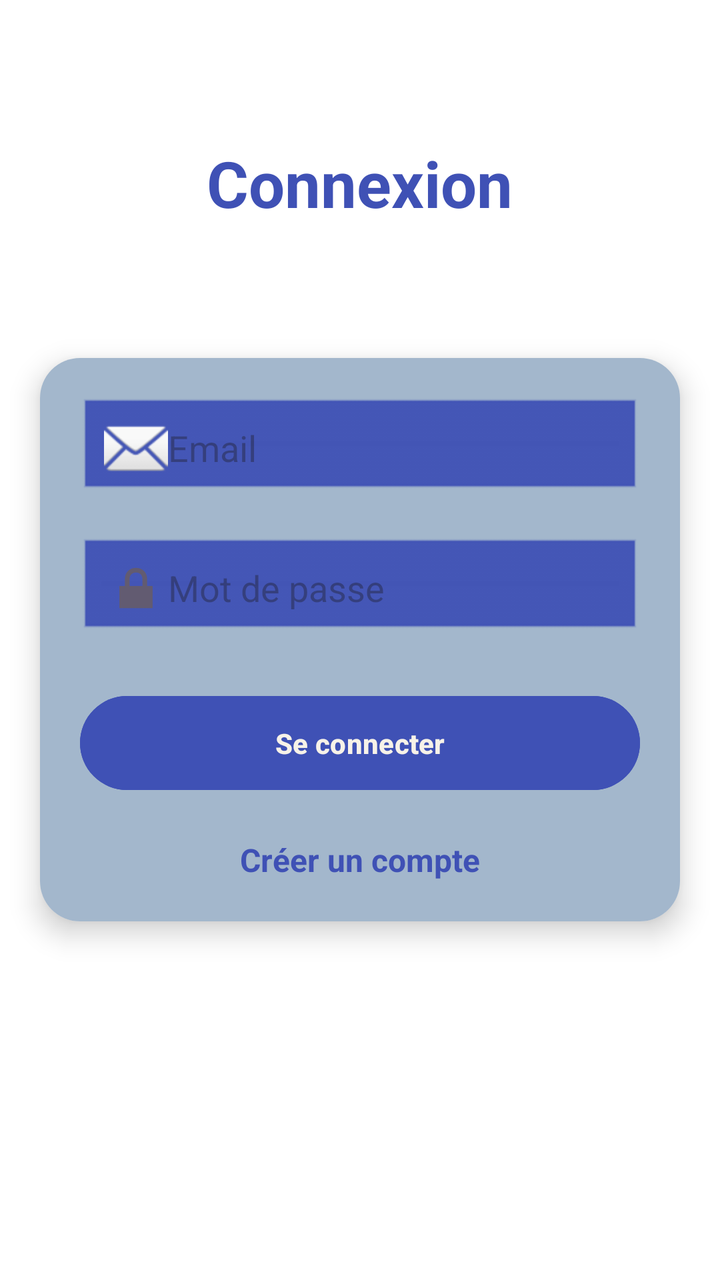
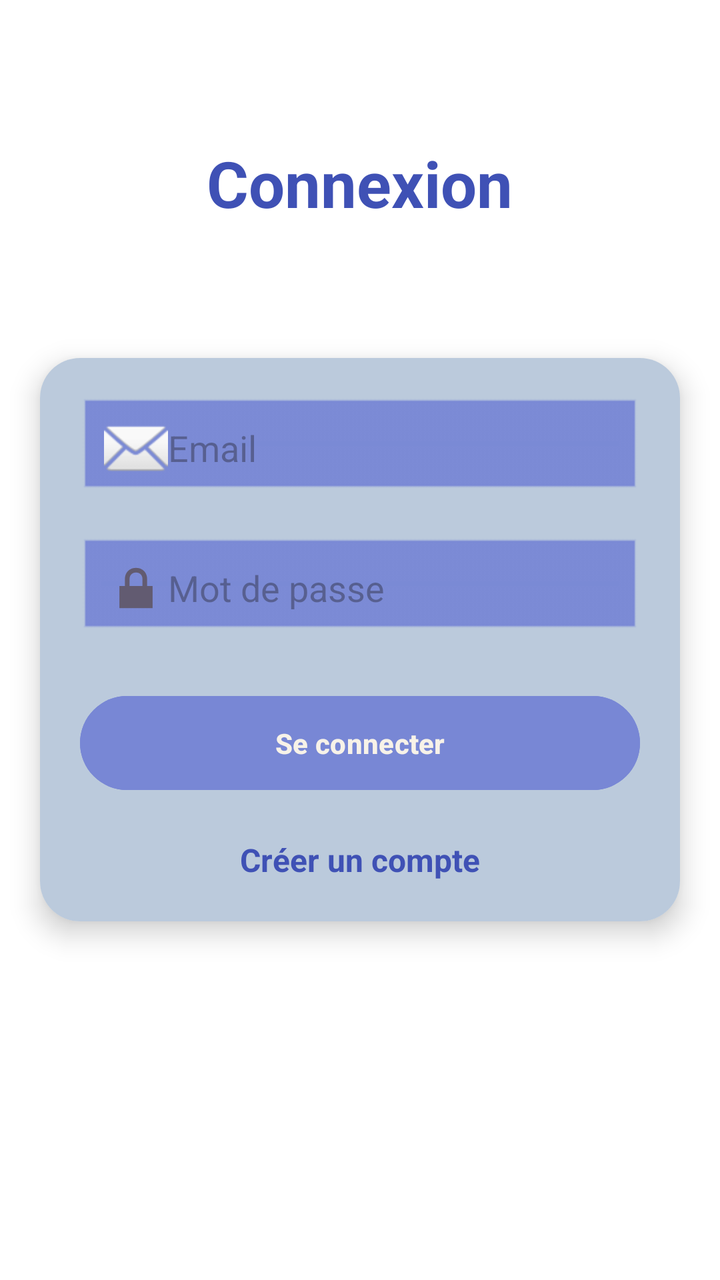

The first picture is an Android layout as it rendered before a commit; the second is the same layout after the commit. The layout source and the unified diff follow.
<!-- AndroidManifest.xml: activity theme Theme.EvenementsEtudiants -->
<!-- res/layout/activity_login.xml -->
<?xml version="1.0" encoding="utf-8"?>
<RelativeLayout xmlns:android="http://schemas.android.com/apk/res/android"
    xmlns:app="http://schemas.android.com/apk/res-auto"
    android:layout_width="match_parent"
    android:layout_height="match_parent"
    android:background="#FFFFFF">

    
    <TextView
        android:id="@+id/titleLogin"
        android:layout_width="wrap_content"
        android:layout_height="wrap_content"
        android:layout_centerHorizontal="true"
        android:layout_marginTop="70dp"
        android:text="Connexion"
        android:textColor="#3F51B5"
        android:textSize="32sp"
        android:textStyle="bold" />

    
    <androidx.cardview.widget.CardView
        android:layout_width="320dp"
        android:layout_height="wrap_content"
        android:layout_centerInParent="true"
        android:padding="20dp"
        app:cardCornerRadius="20dp"
        app:cardElevation="8dp">

        <LinearLayout
            android:layout_width="match_parent"
            android:layout_height="wrap_content"
            android:background="#A3B7CC"
            android:baselineAligned="true"
            android:orientation="vertical"
            android:padding="20dp">

            
            <EditText
                android:id="@+id/editEmail"
                android:layout_width="match_parent"
                android:layout_height="50dp"
                android:layout_marginBottom="20dp"
                android:background="@android:drawable/edit_text"
                android:backgroundTint="#3F51B5"
                android:drawableStart="@android:drawable/ic_dialog_email"
                android:hint="Email"
                android:padding="12dp"
                android:textColorLink="#D5C8C8" />

            
            <EditText
                android:id="@+id/editPassword"
                android:layout_width="match_parent"
                android:layout_height="50dp"
                android:layout_marginBottom="25dp"
                android:background="@android:drawable/edit_text"
                android:backgroundTint="#3F51B5"
                android:drawableStart="@android:drawable/ic_lock_lock"
                android:hint="Mot de passe"
                android:inputType="textPassword"
                android:padding="12dp" />

            
            <Button
                android:id="@+id/btnLogin"
                android:layout_width="match_parent"
                android:layout_height="55dp"
                android:backgroundTint="#3F51B5"
                android:text="Se connecter"
                android:textColor="#f7f2e8"
                android:textStyle="bold" />

            
            <TextView
                android:id="@+id/registerLink"
                android:layout_width="wrap_content"
                android:layout_height="wrap_content"
                android:layout_gravity="center"
                android:layout_marginTop="20dp"
                android:text="Créer un compte"
                android:textColor="#3F51B5"
                android:textSize="16sp"
                android:textStyle="bold" />

        </LinearLayout>

    </androidx.cardview.widget.CardView>

</RelativeLayout>
<!-- resources referenced by this layout -->
<resources>
  <style name="Theme.EvenementsEtudiants" parent="Base.Theme.EvenementsEtudiants" />
  <style name="Base.Theme.EvenementsEtudiants" parent="Theme.Material3.DayNight.NoActionBar">
          
          
      </style>
</resources>

<!-- the commit's change to res/layout/activity_login.xml (unified diff, before → after) -->
@@ -29,7 +29,7 @@
         <LinearLayout
             android:layout_width="match_parent"
             android:layout_height="wrap_content"
-            android:background="#A3B7CC"
+            android:background="#E9B5C6D9"
             android:baselineAligned="true"
             android:orientation="vertical"
             android:padding="20dp">
@@ -41,7 +41,7 @@
                 android:layout_height="50dp"
                 android:layout_marginBottom="20dp"
                 android:background="@android:drawable/edit_text"
-                android:backgroundTint="#3F51B5"
+                android:backgroundTint="#7887D5"
                 android:drawableStart="@android:drawable/ic_dialog_email"
                 android:hint="Email"
                 android:padding="12dp"
@@ -54,7 +54,7 @@
                 android:layout_height="50dp"
                 android:layout_marginBottom="25dp"
                 android:background="@android:drawable/edit_text"
-                android:backgroundTint="#3F51B5"
+                android:backgroundTint="#7887D5"
                 android:drawableStart="@android:drawable/ic_lock_lock"
                 android:hint="Mot de passe"
                 android:inputType="textPassword"
@@ -65,7 +65,7 @@
                 android:id="@+id/btnLogin"
                 android:layout_width="match_parent"
                 android:layout_height="55dp"
-                android:backgroundTint="#3F51B5"
+                android:backgroundTint="#7887D5"
                 android:text="Se connecter"
                 android:textColor="#f7f2e8"
                 android:textStyle="bold" />
